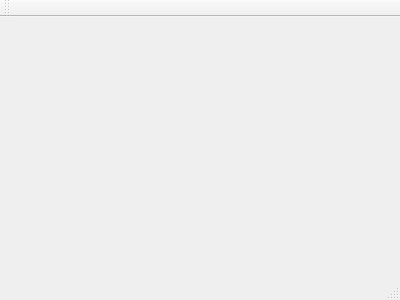
The window that Tetris/tetris.ui (UndertakerMouni/Tetris) describes before a commit, drawn with Qt 5.
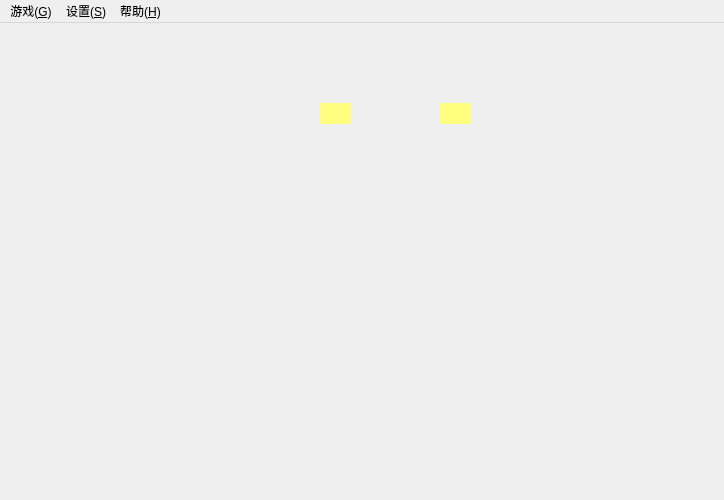
The same window after the commit.

```diff
--- a/Tetris/tetris.ui
+++ b/Tetris/tetris.ui
@@ -1,24 +1,152 @@
 <ui version="4.0">
  <class>Tetris</class>
- <widget class="QMainWindow" name="Tetris" >
-  <property name="geometry" >
+ <widget class="QMainWindow" name="Tetris">
+  <property name="geometry">
    <rect>
     <x>0</x>
     <y>0</y>
-    <width>400</width>
-    <height>300</height>
+    <width>724</width>
+    <height>500</height>
    </rect>
   </property>
   <property name="windowTitle" >
    <string>Tetris</string>
   </property>
-  <widget class="QMenuBar" name="menuBar" />
-  <widget class="QToolBar" name="mainToolBar" />
-  <widget class="QWidget" name="centralWidget" />
-  <widget class="QStatusBar" name="statusBar" />
+  <widget class="QWidget" name="centralWidget">
+   <widget class="QLabel" name="label_scorel">
+    <property name="geometry">
+     <rect>
+      <x>320</x>
+      <y>80</y>
+      <width>31</width>
+      <height>21</height>
+     </rect>
+    </property>
+    <property name="styleSheet">
+     <string notr="true">color: rgb(0, 0, 255);
+background-color: rgb(255, 255, 127);
+font: 75 14pt &quot;楷体&quot;;</string>
+    </property>
+    <property name="text">
+     <string/>
+    </property>
+    <property name="alignment">
+     <set>Qt::AlignCenter</set>
+    </property>
+   </widget>
+   <widget class="QLabel" name="label_scorel_2">
+    <property name="geometry">
+     <rect>
+      <x>440</x>
+      <y>80</y>
+      <width>31</width>
+      <height>21</height>
+     </rect>
+    </property>
+    <property name="styleSheet">
+     <string notr="true">color: rgb(0, 0, 255);
+background-color: rgb(255, 255, 127);
+font: 75 14pt &quot;楷体&quot;;</string>
+    </property>
+    <property name="text">
+     <string/>
+    </property>
+    <property name="alignment">
+     <set>Qt::AlignCenter</set>
+    </property>
+   </widget>
+  </widget>
+  <widget class="QMenuBar" name="menuBar">
+   <property name="geometry">
+    <rect>
+     <x>0</x>
+     <y>0</y>
+     <width>724</width>
+     <height>23</height>
+    </rect>
+   </property>
+   <widget class="QMenu" name="menu_G">
+    <property name="title">
+     <string>游戏(&amp;G)</string>
+    </property>
+    <addaction name="action_start"/>
+    <addaction name="action_pause"/>
+    <addaction name="action_quit"/>
+   </widget>
+   <widget class="QMenu" name="menu_S">
+    <property name="title">
+     <string>设置(&amp;S)</string>
+    </property>
+    <addaction name="action_easy"/>
+    <addaction name="action_middle"/>
+    <addaction name="action_difficult"/>
+    <addaction name="separator"/>
+    <addaction name="action_classic"/>
+    <addaction name="action_magic"/>
+   </widget>
+   <widget class="QMenu" name="menu_H">
+    <property name="title">
+     <string>帮助(&amp;H)</string>
+    </property>
+    <addaction name="action_help"/>
+    <addaction name="action_about"/>
+   </widget>
+   <addaction name="menu_G"/>
+   <addaction name="menu_S"/>
+   <addaction name="menu_H"/>
+  </widget>
+  <action name="action_start">
+   <property name="text">
+    <string>开始</string>
+   </property>
+  </action>
+  <action name="action_pause">
+   <property name="text">
+    <string>暂停</string>
+   </property>
+  </action>
+  <action name="action_quit">
+   <property name="text">
+    <string>退出</string>
+   </property>
+  </action>
+  <action name="action_help">
+   <property name="text">
+    <string>游戏说明</string>
+   </property>
+  </action>
+  <action name="action_about">
+   <property name="text">
+    <string>关于Tetris</string>
+   </property>
+  </action>
+  <action name="action_easy">
+   <property name="text">
+    <string>容易</string>
+   </property>
+  </action>
+  <action name="action_middle">
+   <property name="text">
+    <string>中等</string>
+   </property>
+  </action>
+  <action name="action_difficult">
+   <property name="text">
+    <string>高级</string>
+   </property>
+  </action>
+  <action name="action_classic">
+   <property name="text">
+    <string>经典模式</string>
+   </property>
+  </action>
+  <action name="action_magic">
+   <property name="text">
+    <string>奇幻模式</string>
+   </property>
+  </action>
  </widget>
- <layoutDefault spacing="6" margin="11" />
- <pixmapfunction></pixmapfunction>
+ <layoutdefault spacing="6" margin="11"/>
  <resources/>
  <connections/>
 </ui>
```
Left out of the diff: 3 changed lines with no effect on the pictures.
